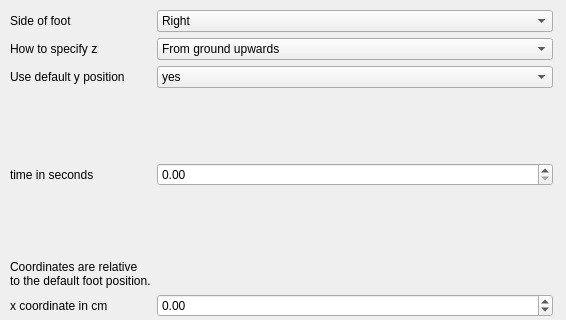
Above: ros1/src/gaits/march_rqt_gait_generator/resource/inverse_kinematics_pop_up.ui from project-march/ProjectMarch before the change; both pictures show x 0 to 566 and y 0 to 320 of the 566 by 582 pixel window. Below: the same form after it.
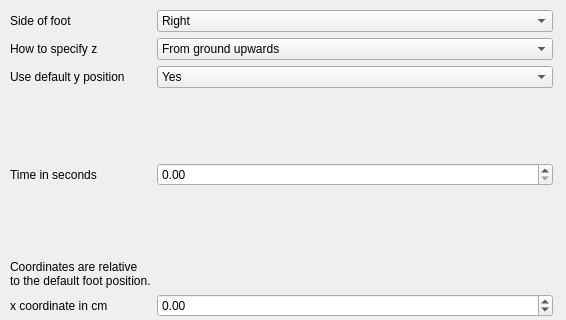
That is the form after the change.

Commit message: Fix capitalization in pop up

The edit to the form file:
```diff
--- a/ros1/src/gaits/march_rqt_gait_generator/resource/inverse_kinematics_pop_up.ui
+++ b/ros1/src/gaits/march_rqt_gait_generator/resource/inverse_kinematics_pop_up.ui
@@ -112,14 +112,14 @@
        <bool>false</bool>
       </property>
       <property name="currentText">
-       <string>yes</string>
+       <string>Yes</string>
       </property>
       <property name="insertPolicy">
        <enum>QComboBox::InsertAtBottom</enum>
       </property>
       <item>
        <property name="text">
-        <string>yes</string>
+        <string>Yes</string>
        </property>
       </item>
       <item>
@@ -145,7 +145,7 @@
     <item row="4" column="0">
      <widget class="QLabel" name="timeLabel">
       <property name="text">
-       <string>time in seconds</string>
+       <string>Time in seconds</string>
       </property>
      </widget>
     </item>
```
Left out of the diff: 2 changed lines with no effect on the pictures.
